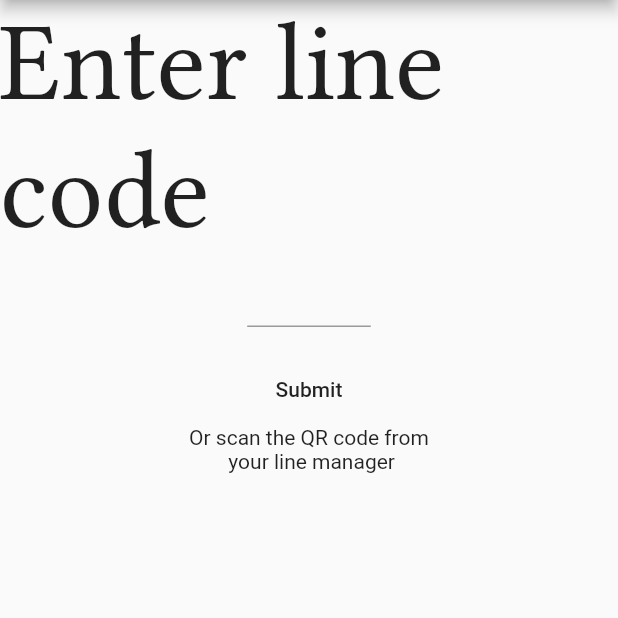
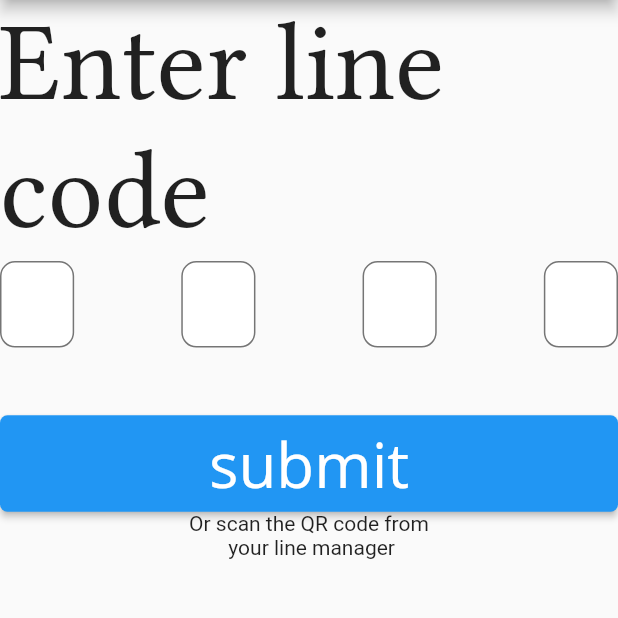
Before and after one commit to harryhannum/noline, a Flutter app: the JoinLine screen opened by its route, on a phone screen of 412 x 824 dp, the part 84-702 px from its top. Run offline on Flutter 3.47's test engine with Material 2 defaults, Android fonts, the phone set to English and light mode, and no system bars; our stand-ins replace animated_text_kit, cloud_firestore, firebase_core, pinput; missing offline and left inert: dart:html; accounts and stored records are empty.

Commit message:
Join line screen is now using the line number widget

```diff
--- a/lib/widgets/noline_text_field.dart
+++ /dev/null
@@ -1,22 +0,0 @@
-import 'package:flutter/material.dart';
-
-class NoLineTextField extends StatelessWidget {
-
-  final TextEditingController _controller;
-  final double _width;
-  final double _height;
-
-  NoLineTextField(this._controller, this._width, this._height);
-
-  @override
-  Widget build(BuildContext context) {
-    return Container(
-      width: _width,
-      height: _height,
-      child: TextField(
-        controller: _controller,
-        style: TextStyle(fontFamily: 'LinLibertine'),
-      ),
-    );
-  }
-}
```
Also changed, not shown: lib/screens/client_in_line.dart (renamed from lib/widgets/client_in_line.dart, +6 -6 lines), lib/screens/join_line.dart (+12 -19 lines), lib/screens/manager_login.dart (+0 -9 lines).
